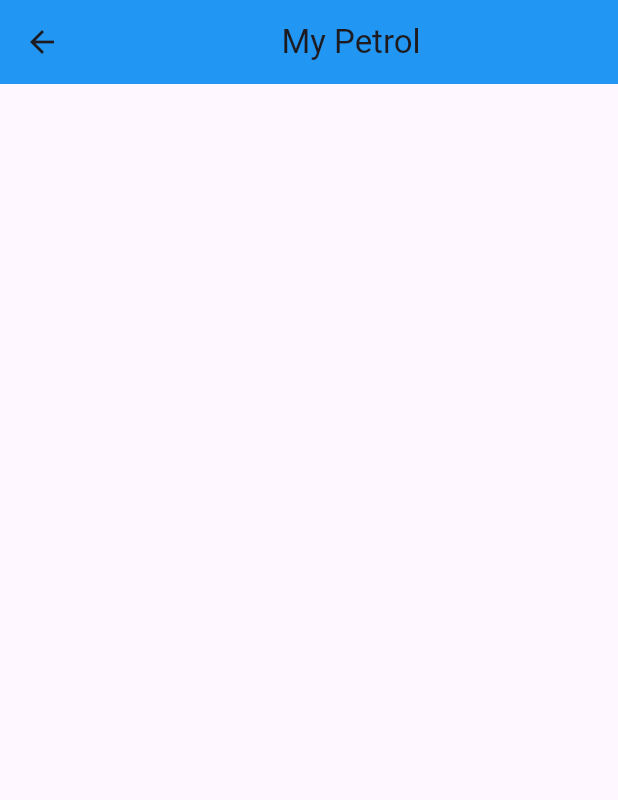
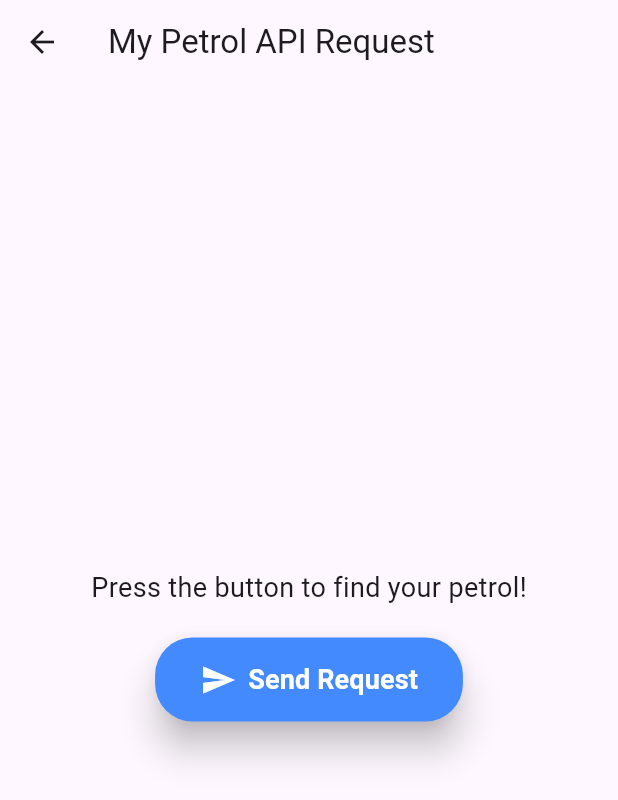
Before and after one commit to serviceproviderpk/SecurityGuardSoftwareMobileAppFlutter, a Flutter app: the screen it shows after launch, after a tap on "My Petrol", on a phone screen of 412 x 824 dp. Shown: the top 800 px of the screen. Run offline on Flutter 3.47's test engine with Material 3 defaults, Android fonts, the phone set to English and light mode, and no system bars; our stand-ins replace dio; network calls fail.

Commit message:
Security Software System Work with Post API's work with apply for a leave create a model add response parameters create a viewmodel add query parameters add default query parameters create a view create a button text fields auto pick date handlers handle the response post the response working perfectly
Working with send notification
made its model
add required post parameters

made its api service
handle the response
pass the query parameters
handle it

made its viewmodel
control the api service and model over there
add required conditions
apply required rules

made its view
created a design
add required buttons and fields
apply viewmodel injector
apply query parameters
handle the response
working perfectly

Working with My Petrol
made its model
add required post parameters

made its api service
handle the response
pass the query parameters
handle it

made its viewmodel
control the api service and model over there
add required conditions
apply required rules

made its view
created a design
apply viewmodel injector
add required button
apply query parameters
handle the response
working perfectly

Version Control
remove from the old repository
add with another repo and set in the master origin
takes a time period

Issues and Problems
Network issue for a long term
emulator lost the connection while running project
commit the changes
push with origin main
push rejected because of large amount of data

```diff
--- a/lib/main.dart
+++ b/lib/main.dart
@@ -6,6 +6,7 @@ import 'package:securitymanagementsystem/view_models/inbox_viewmodel.dart';
 import 'package:securitymanagementsystem/view_models/leave_request_viewmodel.dart';
 import 'package:securitymanagementsystem/view_models/login_viewmodel.dart';
 import 'package:securitymanagementsystem/view_models/my_leaves_viewmodel.dart';
+import 'package:securitymanagementsystem/view_models/my_petrol_viewmodel.dart';
 import 'package:securitymanagementsystem/view_models/my_schedule_viewmodel.dart';
 import 'package:securitymanagementsystem/view_models/password_reset_viewmodel.dart';
 import 'package:securitymanagementsystem/view_models/post_notification_viewmodel.dart';
@@ -27,6 +28,7 @@ void main() {
         ChangeNotifierProvider(create: (_) => MyLeavesViewmodel()),
         ChangeNotifierProvider(create: (_) => PostNotificationViewModel()),
         ChangeNotifierProvider(create: (context) => LeaveRequestViewModel()),
+        ChangeNotifierProvider(create: (_) => MyPetrolViewModel()),
       ],
       child: const MyApp(),
     ),
--- a/lib/resources/ap_url.dart
+++ b/lib/resources/ap_url.dart
@@ -12,6 +12,8 @@ class Endpoint {
   static String attendanceDetails = "${baseUrl}MyAttendanceHistory/Details";
   static String postNotification =
       "${baseUrl}SystemMessages/SystemSendMessages";
+  static String myPetrol =
+      "${baseUrl}Patrols/SystemPatrolsV2?GuardId=85&OrganizationId=146&BranchId=154";
   static String myLeaves =
       "${baseUrl}LeaveBalance/MyLeaves?OrganizationID=185&BranchID=186&loginUserId=187";
 }
--- a/lib/screens/deshboard.dart
+++ b/lib/screens/deshboard.dart
@@ -3,12 +3,12 @@ import 'package:provider/provider.dart';
 import 'package:securitymanagementsystem/view/attendance_view.dart';
 import 'package:securitymanagementsystem/view/leave_request_view.dart';
 import 'package:securitymanagementsystem/view/my_leaves_view.dart';
+import 'package:securitymanagementsystem/view/my_petrol_view.dart';
 import 'package:securitymanagementsystem/view/my_schedule_view.dart';
 
 import '../providers/card_notifier.dart';
 import '../view/notifications_view.dart';
 import '../widgets/cards.dart';
-import 'my_petrol.dart';
 import 'system_messages/system_msgs.dart';
 import 'visite_website.dart';
 
@@ -82,7 +82,7 @@ class Dashboard extends StatelessWidget {
                           Navigator.push(
                             context,
                             MaterialPageRoute(
-                              builder: (context) => const myPetrol(),
+                              builder: (context) => const MyPetrolView(),
                             ),
                           );
                         }),
@@ -172,8 +172,8 @@ class Dashboard extends StatelessWidget {
                   Expanded(
                     child: ChangeNotifierProvider(
                       create: (_) => CardNotifier()
-                        ..setTitle("Visit Website")
-                        ..setIcon(Icons.search)
+                        ..setTitle("Help Me")
+                        ..setIcon(Icons.help)
                         ..setAction(() {
                           Navigator.push(
                             context,
--- /dev/null
+++ b/lib/services/my_petrol_api_service.dart
@@ -0,0 +1,33 @@
+import 'package:dio/dio.dart';
+import 'package:securitymanagementsystem/Resources/ap_url.dart';
+import 'package:securitymanagementsystem/models/post_model.dart';
+
+class MyPetrolApiService {
+  final Dio _dio = Dio(BaseOptions(
+    baseUrl: Endpoint.baseUrl,
+    headers: {"Content-Type": "application/json"},
+  ));
+
+  Future<PostResponse> validateUser(
+      int guardId, int orgId, int branchId) async {
+    try {
+      final response = await _dio.post(
+        'https://sss.futureminutes.com/api/Patrols/SystemPatrolsV2?GuardId=85&OrganizationId=146&BranchId=154',
+        data: {
+          "GuardId": guardId,
+          "OrganizationId": orgId,
+          "BranchId": branchId
+        },
+      );
+
+      if (response.statusCode == 200) {
+        return PostResponse.fromJson(response.data);
+      } else {
+        throw Exception(
+            "Failed to log in. Status code: ${response.statusCode}");
+      }
+    } catch (e) {
+      throw Exception("Error: $e");
+    }
+  }
+}
--- /dev/null
+++ b/lib/view/my_petrol_view.dart
@@ -0,0 +1,73 @@
+import 'package:flutter/material.dart';
+import 'package:provider/provider.dart';
+import 'package:securitymanagementsystem/view_models/my_petrol_viewmodel.dart';
+
+class MyPetrolView extends StatelessWidget {
+  const MyPetrolView({Key? key}) : super(key: key);
+
+  @override
+  Widget build(BuildContext context) {
+    return Scaffold(
+      appBar: AppBar(
+        title: const Text('My Petrol API Request'),
+      ),
+      body: Padding(
+        padding: const EdgeInsets.all(16.0),
+        child: Column(
+          mainAxisAlignment: MainAxisAlignment.center,
+          crossAxisAlignment: CrossAxisAlignment.center,
+          children: [
+            const Center(
+              child: Text(
+                'Press the button to find your petrol!',
+                style: TextStyle(fontSize: 18),
+              ),
+            ),
+            const SizedBox(height: 20),
+            ElevatedButton.icon(
+              onPressed: () async {
+                const int guardId = 85;
+                const int orgId = 146;
+                const int branchId = 154;
+
+                await context
+                    .read<MyPetrolViewModel>()
+                    .myPetrol(guardId, orgId, branchId);
+                final message = context.read<MyPetrolViewModel>().message;
+                ScaffoldMessenger.of(context).showSnackBar(
+                  SnackBar(content: Text(message)),
+                );
+              },
+              style: ElevatedButton.styleFrom(
+                padding:
+                    const EdgeInsets.symmetric(vertical: 15, horizontal: 30),
+                backgroundColor: Colors.blueAccent,
+                shape: RoundedRectangleBorder(
+                  borderRadius: BorderRadius.circular(25),
+                ),
+                elevation: 10, // Shadow effect
+              ),
+              icon: const Icon(Icons.send, size: 24, color: Colors.white),
+              label: const Text(
+                'Send Request',
+                style: TextStyle(
+                    fontSize: 18,
+                    fontWeight: FontWeight.bold,
+                    color: Colors.white),
+              ), // Text
+            ),
+            const SizedBox(height: 20),
+            Consumer<MyPetrolViewModel>(
+              builder: (context, viewModel, child) {
+                if (viewModel.isLoading) {
+                  return const CircularProgressIndicator();
+                }
+                return const SizedBox.shrink();
+              },
+            ),
+          ],
+        ),
+      ),
+    );
+  }
+}
```
Also changed, not shown: lib/view_models/my_petrol_viewmodel.dart (added, +28 -0 lines), lib/widgets/cards.dart (+0 -46 lines).
